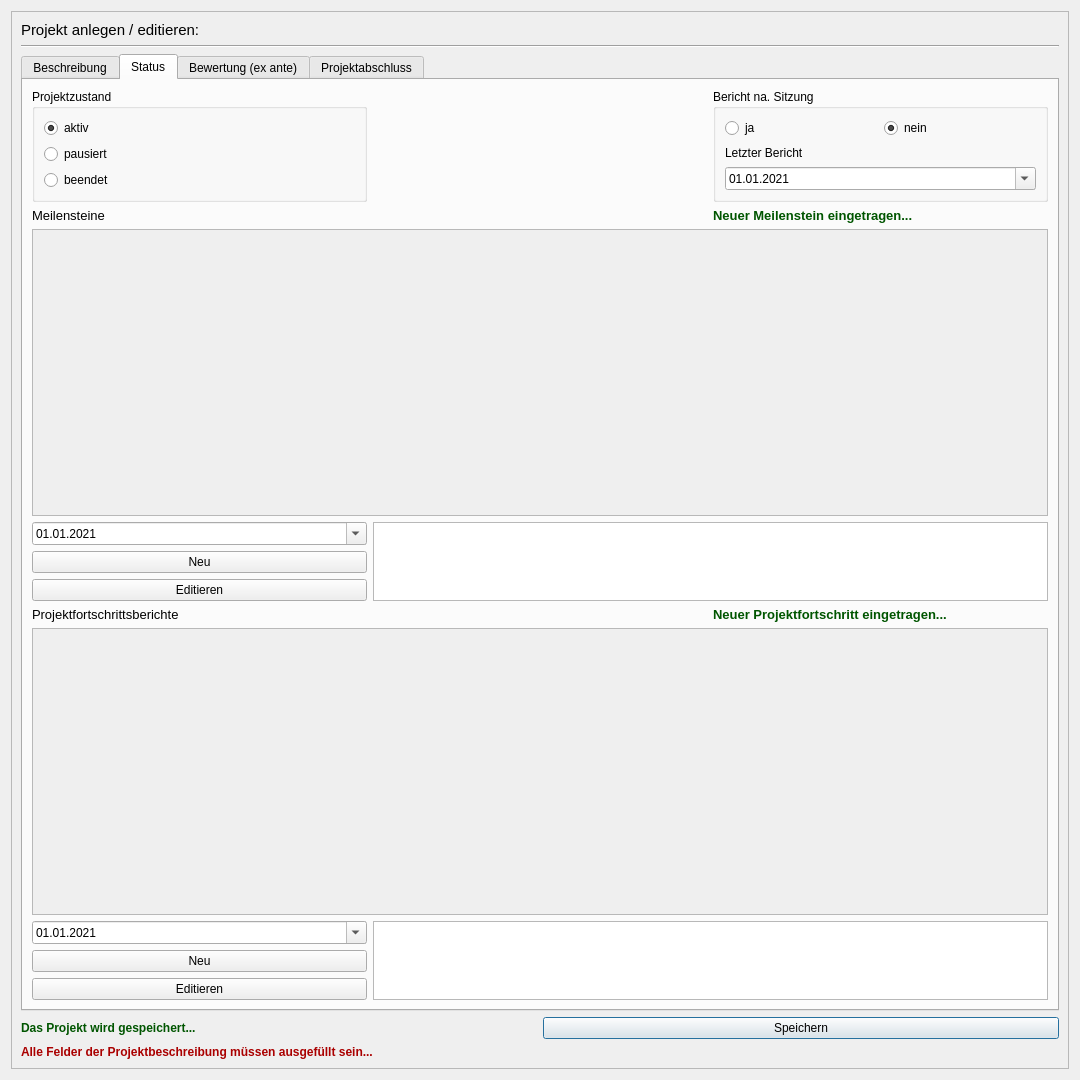
This is forms/projectdialog.ui in ntropy83/tu2 as Qt 5 draws it before an edit. The edited form follows.
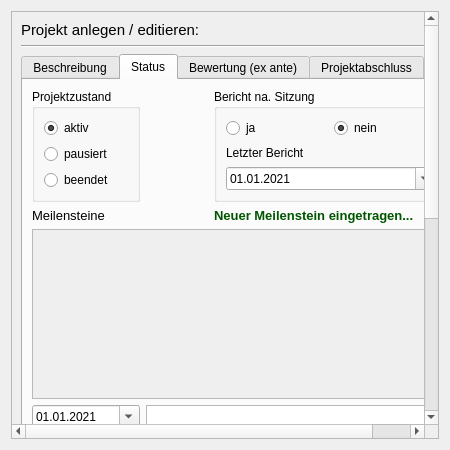
This is the edited form.

Patch:
```diff
--- a/forms/projectdialog.ui
+++ b/forms/projectdialog.ui
@@ -6,14 +6,14 @@
    <rect>
     <x>0</x>
     <y>0</y>
-    <width>1080</width>
-    <height>1080</height>
+    <width>450</width>
+    <height>450</height>
    </rect>
   </property>
   <property name="minimumSize">
    <size>
-    <width>835</width>
-    <height>835</height>
+    <width>450</width>
+    <height>450</height>
    </size>
   </property>
   <property name="maximumSize">
@@ -28,6 +28,9 @@
   <layout class="QGridLayout" name="gridLayout">
    <item row="1" column="0">
     <widget class="QScrollArea" name="scrollArea">
+     <property name="sizeAdjustPolicy">
+      <enum>QAbstractScrollArea::AdjustToContentsOnFirstShow</enum>
+     </property>
      <property name="widgetResizable">
       <bool>true</bool>
      </property>
@@ -36,8 +39,8 @@
        <rect>
         <x>0</x>
         <y>0</y>
-        <width>1060</width>
-        <height>1060</height>
+        <width>501</width>
+        <height>924</height>
        </rect>
       </property>
       <layout class="QGridLayout" name="gridLayout_2">
```
